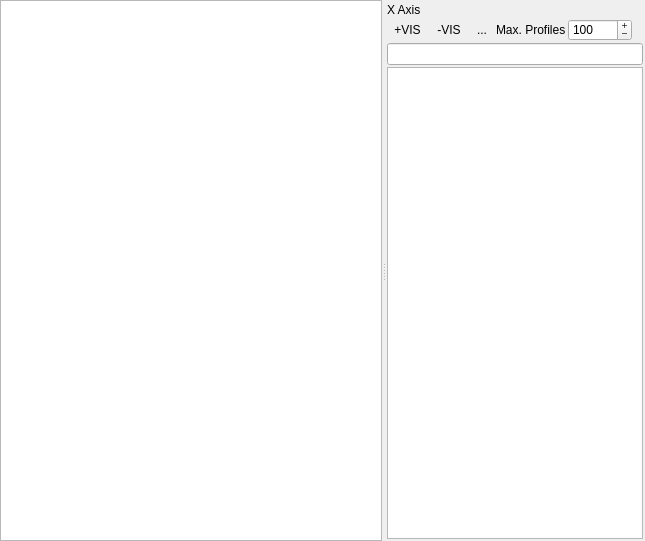
This is qps/speclib/ui/spectrallibraryplotwidget.ui in EnMAP-Box/qgispluginsupport as Qt 5 draws it before an edit. The edited form follows.
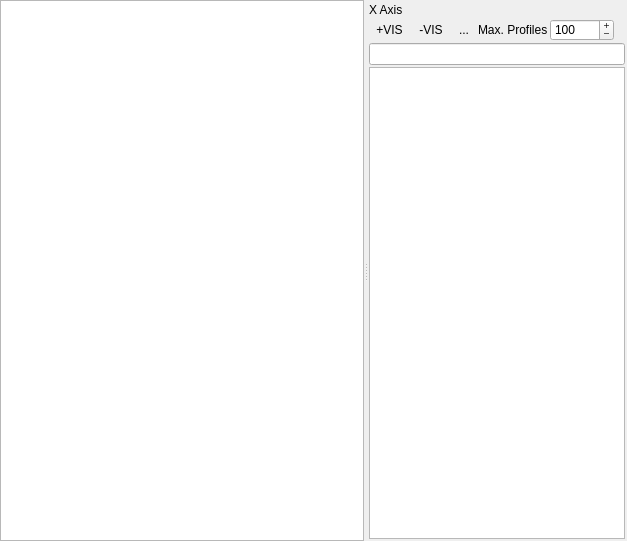
This is the edited form. Icons and pictures are not drawn. Custom widgets are drawn as their Qt base class.

Patch:
```diff
--- a/qps/speclib/ui/spectrallibraryplotwidget.ui
+++ b/qps/speclib/ui/spectrallibraryplotwidget.ui
@@ -6,7 +6,7 @@
    <rect>
     <x>0</x>
     <y>0</y>
-    <width>645</width>
+    <width>627</width>
     <height>541</height>
    </rect>
   </property>
```
